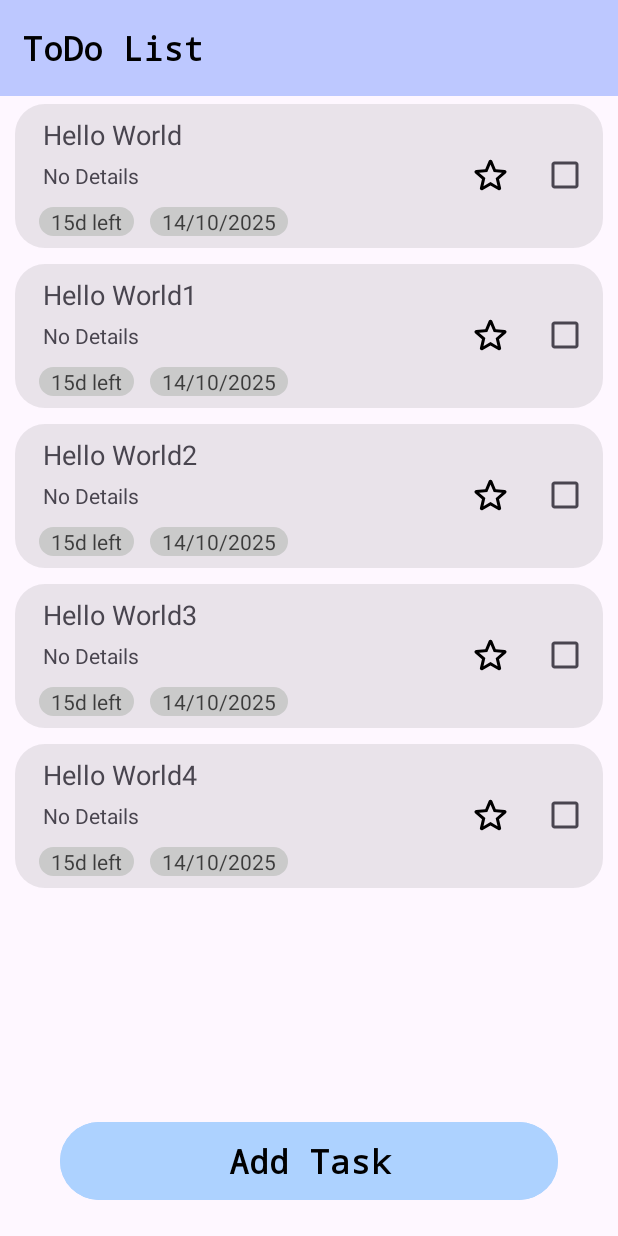
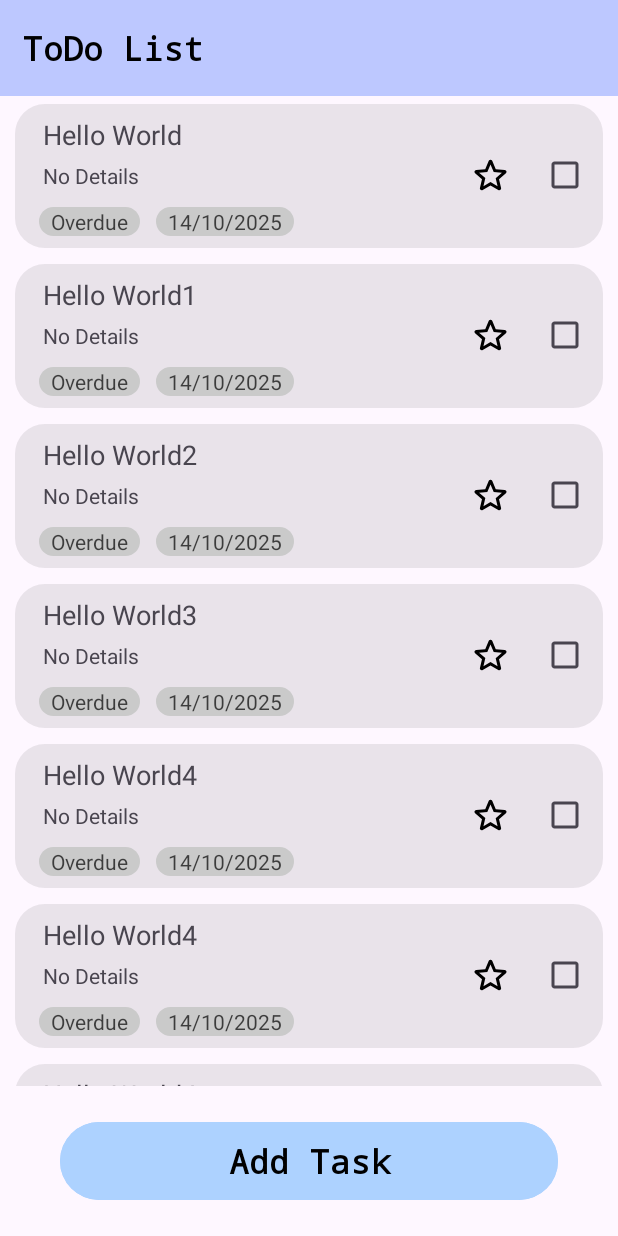
Before and after one commit to RajanishCoding/CODSOFT, an Android app: the screen it shows after launch (MainActivity), on a phone screen of 412 x 824 dp. Run offline under Robolectric (Android 15) with nearby library versions, the phone set to English and light mode, and no system bars.

Commit message:
New Commit

```diff
--- a/Task1_TODOList/app/src/main/java/com/example/todolist/MainActivity.java
+++ b/Task1_TODOList/app/src/main/java/com/example/todolist/MainActivity.java
@@ -2,6 +2,7 @@ package com.example.todolist;
 
 import android.os.Bundle;
 import android.view.Window;
+import android.widget.Button;
 
 import androidx.activity.EdgeToEdge;
 import androidx.appcompat.app.AppCompatActivity;
@@ -26,6 +27,8 @@ public class MainActivity extends AppCompatActivity {
     private RecyclerView recyclerView;
     private TaskAdapter adapter;
 
+    private Button addTaskB;
+
     @Override
     protected void onCreate(Bundle savedInstanceState) {
         super.onCreate(savedInstanceState);
@@ -39,15 +42,32 @@ public class MainActivity extends AppCompatActivity {
         recyclerView = findViewById(R.id.recyclerView);
         recyclerView.setLayoutManager(new LinearLayoutManager(this));
 
+        addTaskB = findViewById(R.id.addTaskB);
+
         taskList = new ArrayList<>();
         adapter = new TaskAdapter(taskList);
 
-        taskList.add(new Task("Hello World", "No Details", "14/10/2025"));
-        taskList.add(new Task("Hello World1", "No Details", "14/10/2025"));
-        taskList.add(new Task("Hello World2", "No Details", "14/10/2025"));
-        taskList.add(new Task("Hello World3", "No Details", "14/10/2025"));
-        taskList.add(new Task("Hello World4", "No Details", "14/10/2025"));
+        taskList.add(new Task("Hello World", "No Details", "14/10/2025", 1000L));
+        taskList.add(new Task("Hello World1", "No Details", "14/10/2025", 1000L));
+        taskList.add(new Task("Hello World2", "No Details", "14/10/2025", 1000L));
+        taskList.add(new Task("Hello World3", "No Details", "14/10/2025", 1000L));
+        taskList.add(new Task("Hello World4", "No Details", "14/10/2025", 1000L));
+        taskList.add(new Task("Hello World4", "No Details", "14/10/2025", 1000L));
+        taskList.add(new Task("Hello World4", "No Details", "14/10/2025", 1000L));
+        taskList.add(new Task("Hello World4", "No Details", "14/10/2025", 1000L));
 
         recyclerView.setAdapter(adapter);
+
+
+        addTaskB.setOnClickListener(v -> {
+            TaskDialog taskDialog = new TaskDialog(0, null);
+            taskDialog.show(getSupportFragmentManager(), taskDialog.getTag());
+        });
+
+        TaskDialog.addTaskListener(task -> {
+            taskList.add(0, task);
+            adapter.notifyItemInserted(0);
+            recyclerView.scrollToPosition(0);
+        });
     }
 }
--- a/Task1_TODOList/app/src/main/java/com/example/todolist/Task.java
+++ b/Task1_TODOList/app/src/main/java/com/example/todolist/Task.java
@@ -1,18 +1,21 @@
 package com.example.todolist;
 
 public class Task {
-    String title;
-    String detail;
-    String dueDate;
+    private String title;
+    private String detail;
+    private String dueDate;
 
-    int leftDays;
+    private int leftDays;
 
-    boolean isCompleted;
+    private final Long dateInMillis;
 
-    Task(String title, String detail, String dueDate) {
+    private boolean isCompleted;
+
+    Task(String title, String detail, String dueDate, Long dateInMillis) {
         this.title = title;
         this.detail = detail;
         this.dueDate = dueDate;
+        this.dateInMillis = dateInMillis;
     }
 
 
@@ -57,4 +60,7 @@ public class Task {
     }
 
 
+    public Long getDateInMillis() {
+        return dateInMillis;
+    }
 }
--- a/Task1_TODOList/app/src/main/java/com/example/todolist/TaskAdapter.java
+++ b/Task1_TODOList/app/src/main/java/com/example/todolist/TaskAdapter.java
@@ -11,7 +11,9 @@ import android.widget.TextView;
 import androidx.annotation.NonNull;
 import androidx.recyclerview.widget.RecyclerView;
 
+import java.util.Calendar;
 import java.util.List;
+import java.util.concurrent.TimeUnit;
 
 public class TaskAdapter extends RecyclerView.Adapter<TaskAdapter.TaskViewHolder> {
 
@@ -57,9 +59,44 @@ public class TaskAdapter extends RecyclerView.Adapter<TaskAdapter.TaskViewHolder
         Task task = taskList.get(position);
 
         holder.title.setText(task.getTitle());
-        holder.details.setText(task.getDetail());
         holder.dueDateT.setText(task.getDueDate());
+
+        if (task.getDetail().isEmpty()) holder.details.setVisibility(View.GONE);
+        else {
+            holder.details.setText(task.getDetail());
+        }
+
+        long daysLeft = getDaysLeft(task.getDateInMillis());
+        if (daysLeft == 0) {
+            holder.leftDaysT.setText("Active");
+        }
+        else if (daysLeft < 0) {
+            holder.leftDaysT.setText("Overdue");
+        }
+        else {
+            holder.leftDaysT.setText(daysLeft + "d left");
+        }
     }
+
+    private long getDaysLeft(long millis) {
+        Calendar today = Calendar.getInstance();
+        today.set(Calendar.HOUR_OF_DAY, 0);
+        today.set(Calendar.MINUTE, 0);
+        today.set(Calendar.SECOND, 0);
+        today.set(Calendar.MILLISECOND, 0);
+
+        Calendar taskDay = Calendar.getInstance();
+        taskDay.setTimeInMillis(millis);
+        taskDay.set(Calendar.HOUR_OF_DAY, 0);
+        taskDay.set(Calendar.MINUTE, 0);
+        taskDay.set(Calendar.SECOND, 0);
+        taskDay.set(Calendar.MILLISECOND, 0);
+
+        long diffMillis = taskDay.getTimeInMillis() - today.getTimeInMillis();
+
+        return TimeUnit.MILLISECONDS.toDays(diffMillis);
+    }
+
 
     @Override
     public int getItemCount() {
--- a/Task1_TODOList/app/src/main/res/layout/activity_main.xml
+++ b/Task1_TODOList/app/src/main/res/layout/activity_main.xml
@@ -33,11 +33,11 @@
         android:layout_height="0dp"
         android:layout_marginHorizontal="10dp"
         app:layout_constraintTop_toBottomOf="@id/toolbar"
-        app:layout_constraintBottom_toTopOf="@id/button"/>
+        app:layout_constraintBottom_toTopOf="@id/addTaskB"/>
 
 
     <Button
-        android:id="@+id/button"
+        android:id="@+id/addTaskB"
         android:layout_width="match_parent"
         android:layout_height="60dp"
         android:layout_marginHorizontal="40dp"
--- a/Task1_TODOList/app/src/main/res/values/colors.xml
+++ b/Task1_TODOList/app/src/main/res/values/colors.xml
@@ -2,6 +2,7 @@
 <resources>
     <color name="black">#FF000000</color>
     <color name="white">#FFFFFFFF</color>
+    <color name="transparent">#00FFFFFF</color>
 
     <color name="toolbar">#BDC8FF</color>
 
@@ -19,7 +20,7 @@
 
     <color name="sidebarLight">#80373737</color>
     <color name="sidebarDark">#E6101010</color>
-    <color name="bottomBarLight">#DAC9E8</color>
+    <color name="bottomBarLight">#D1F1FF</color>
     <color name="bottomBarDark">#181620</color>
     <color name="bottomBar">#C9D1E8</color>
     <color name="bottomBarButtonTint">#000000</color>
```
Also changed, not shown: Task1_TODOList/app/src/main/java/com/example/todolist/TaskDialog.java (+80 -1 lines), Task1_TODOList/app/src/main/res/layout/task_dialog.xml (+32 -10 lines).
